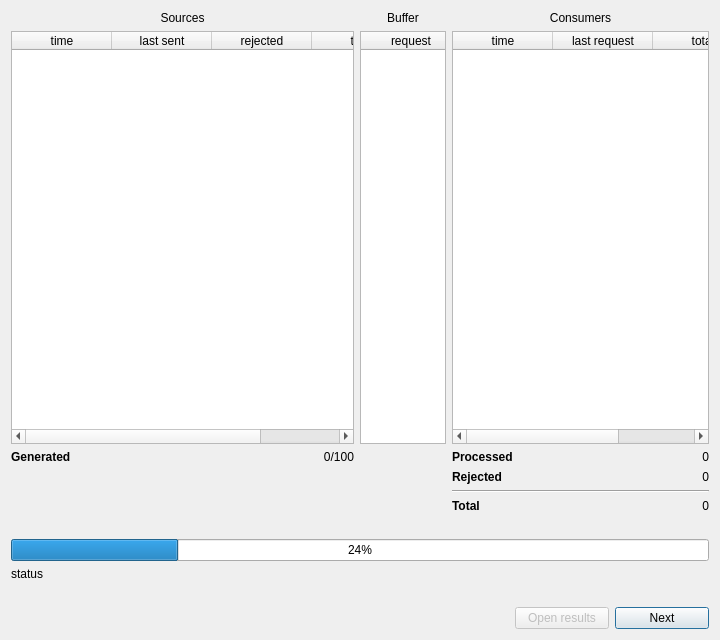
This is stepbystepwindow.ui in muzzy404/SMO-5sem as Qt 5 draws it before an edit. The edited form follows.
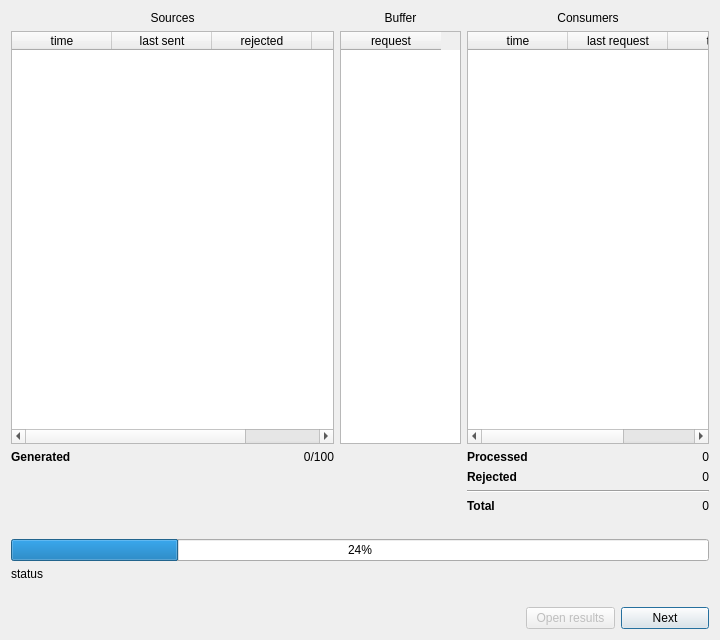
This is the edited form.

Commit message: fix for layout of step-by-step window

```diff
--- a/stepbystepwindow.ui
+++ b/stepbystepwindow.ui
@@ -38,7 +38,7 @@
       <number>6</number>
      </property>
      <item>
-      <layout class="QGridLayout" name="gridTables" columnstretch="4,1,3">
+      <layout class="QGridLayout" name="gridTables" columnstretch="8,3,6">
        <item row="4" column="0" colspan="3">
         <widget class="QProgressBar" name="modelingProgressBar">
          <property name="value">
```
The commit also changes 1 other file.
